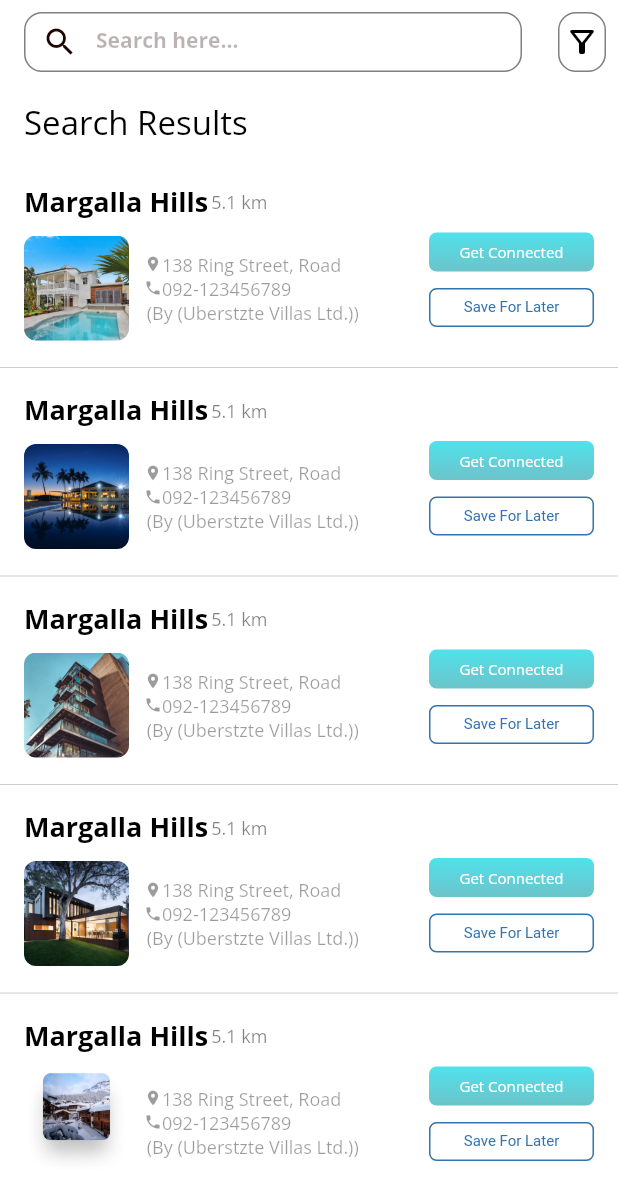
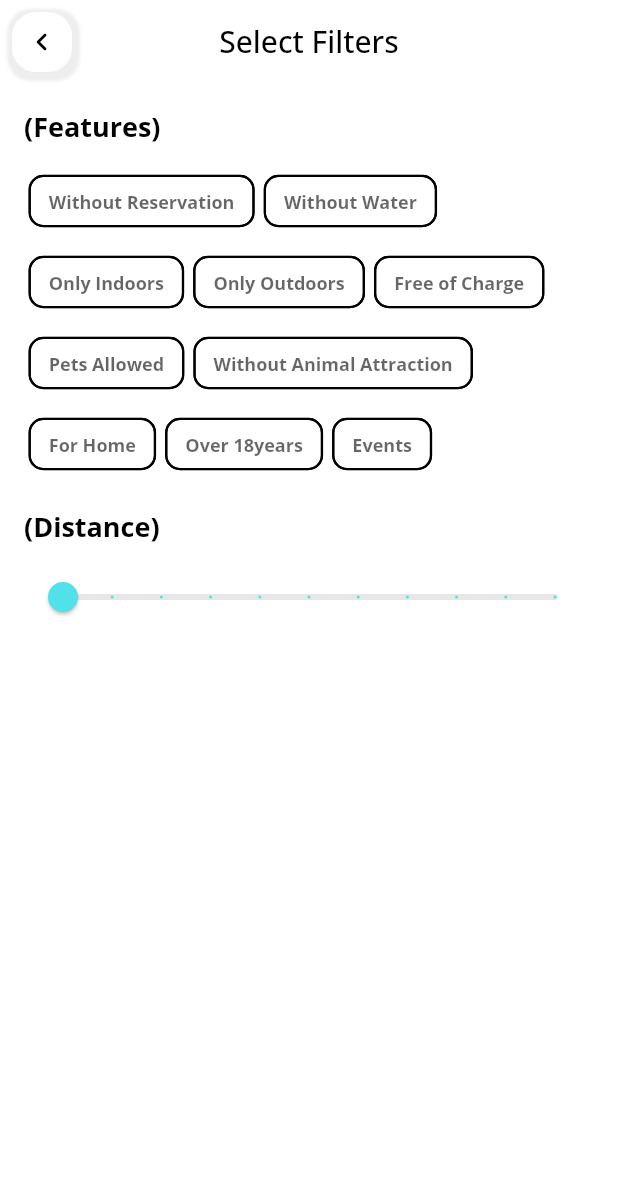
Before and after one commit to Manuelkpatsu/search_fun, a Flutter app: the SearchScreen screen opened directly, after a tap on the "filter alt" icon, on a phone screen of 412 x 824 dp. Shown: the top 1200 px of the screen. Run offline on Flutter 3.47's test engine with Material 2 defaults, Android fonts, the phone set to English and light mode, and no system bars; our stand-ins replace photo_view, readmore.

```diff
--- /dev/null
+++ b/lib/screen/property/filter/filter_screen.dart
@@ -0,0 +1,79 @@
+import 'package:flutter/material.dart';
+import 'package:search_fun/screen/property/filter/widget/distance_text.dart';
+import 'package:search_fun/screen/property/filter/widget/features_text.dart';
+import 'package:search_fun/screen/property/filter/widget/filter_back_button.dart';
+import 'package:search_fun/screen/property/filter/widget/multi_select_chip.dart';
+import 'package:search_fun/screen/property/filter/widget/select_filter_text.dart';
+import 'package:search_fun/theme/app_color.dart';
+
+class FilterScreen extends StatefulWidget {
+  const FilterScreen({Key? key}) : super(key: key);
+
+  @override
+  _FilterScreenState createState() => _FilterScreenState();
+}
+
+class _FilterScreenState extends State<FilterScreen> {
+  List<String> featuresList = [
+    "Without Reservation",
+    "Without Water",
+    "Only Indoors",
+    "Only Outdoors",
+    "Free of Charge",
+    "Pets Allowed",
+    "Without Animal Attraction",
+    "For Home",
+    "Over 18years",
+    "Events"
+  ];
+  List<String> selectedFeaturesList = [];
+  double distance = 0;
+
+  @override
+  Widget build(BuildContext context) {
+    return Scaffold(
+      appBar: AppBar(
+        title: const SelectFilterText(),
+        centerTitle: true,
+        leading: FilterBackButton(onTap: () => Navigator.of(context).pop()),
+      ),
+      body: Container(
+        padding: const EdgeInsets.symmetric(horizontal: 16),
+        child: Column(
+          crossAxisAlignment: CrossAxisAlignment.start,
+          children: [
+            const SizedBox(height: 16),
+            const FeaturesText(),
+            const SizedBox(height: 10),
+            MultiSelectChip(
+              onSelectionChanged: (selectedList) {
+                setState(() {
+                  selectedFeaturesList = selectedList;
+                });
+              },
+              featuresList: featuresList,
+            ),
+            const SizedBox(height: 16),
+            const DistanceText(),
+            const SizedBox(height: 10),
+            Slider(
+              min: 0,
+              max: 100,
+              divisions: 10,
+              label: '${distance.round()} km',
+              inactiveColor: AppColor.lightGreyColor,
+              activeColor: AppColor.primaryColor,
+              thumbColor: AppColor.primaryColor,
+              value: distance,
+              onChanged: (value) {
+                setState(() {
+                  distance = value;
+                });
+              },
+            )
+          ],
+        ),
+      ),
+    );
+  }
+}
--- /dev/null
+++ b/lib/screen/property/filter/widget/distance_text.dart
@@ -0,0 +1,15 @@
+import 'package:flutter/material.dart';
+import 'package:search_fun/theme/app_color.dart';
+import 'package:search_fun/theme/styles.dart';
+
+class DistanceText extends StatelessWidget {
+  const DistanceText({Key? key}) : super(key: key);
+
+  @override
+  Widget build(BuildContext context) {
+    return Text(
+      '(Distance)',
+      style: mediumStyle.copyWith(fontSize: 18, color: AppColor.blackColor),
+    );
+  }
+}
--- /dev/null
+++ b/lib/screen/property/filter/widget/features_text.dart
@@ -0,0 +1,15 @@
+import 'package:flutter/material.dart';
+import 'package:search_fun/theme/app_color.dart';
+import 'package:search_fun/theme/styles.dart';
+
+class FeaturesText extends StatelessWidget {
+  const FeaturesText({Key? key}) : super(key: key);
+
+  @override
+  Widget build(BuildContext context) {
+    return Text(
+      '(Features)',
+      style: mediumStyle.copyWith(fontSize: 18, color: AppColor.blackColor),
+    );
+  }
+}
--- /dev/null
+++ b/lib/screen/property/filter/widget/filter_back_button.dart
@@ -0,0 +1,35 @@
+import 'package:flutter/material.dart';
+import 'package:search_fun/screen/widget/app_icon_button.dart';
+import 'package:search_fun/theme/app_color.dart';
+
+class FilterBackButton extends StatelessWidget {
+  final VoidCallback? onTap;
+
+  const FilterBackButton({Key? key, required this.onTap}) : super(key: key);
+
+  @override
+  Widget build(BuildContext context) {
+    return AppIconButton(
+      onPressed: onTap,
+      child: Ink(
+        height: 50,
+        width: 50,
+        decoration: BoxDecoration(
+          color: AppColor.white,
+          shape: BoxShape.rectangle,
+          borderRadius: BorderRadius.circular(16),
+          border: Border.all(width: 1, color: AppColor.borderColor),
+          boxShadow: [
+            BoxShadow(
+              color: Colors.grey.shade200,
+              spreadRadius: 4,
+              blurRadius: 1,
+              offset: const Offset(1, 2),
+            ),
+          ]
+        ),
+        child: const Icon(Icons.chevron_left_rounded, color: Colors.black),
+      ),
+    );
+  }
+}
--- /dev/null
+++ b/lib/screen/property/filter/widget/multi_select_chip.dart
@@ -0,0 +1,65 @@
+import 'package:flutter/material.dart';
+import 'package:search_fun/theme/app_color.dart';
+import 'package:search_fun/theme/styles.dart';
+
+class MultiSelectChip extends StatefulWidget {
+  final List<String> featuresList;
+  final Function(List<String>) onSelectionChanged;
+
+  const MultiSelectChip({
+    Key? key,
+    required this.onSelectionChanged,
+    required this.featuresList,
+  }) : super(key: key);
+
+  @override
+  _MultiSelectChipState createState() => _MultiSelectChipState();
+}
+
+class _MultiSelectChipState extends State<MultiSelectChip> {
+  List<String> selectedChoices = [];
+
+  _buildChoiceList() {
+    List<Widget> choices = [];
+
+    for (var item in widget.featuresList) {
+      bool isSelected = selectedChoices.contains(item);
+
+      choices.add(
+        Container(
+          padding: const EdgeInsets.all(3),
+          child: ChoiceChip(
+            label: Text(item),
+            labelStyle: smallStyle.copyWith(
+              color: isSelected ? AppColor.deepBlueColor : AppColor.deepBlackColor,
+              fontWeight: FontWeight.w600,
+            ),
+            shape: RoundedRectangleBorder(
+              borderRadius: BorderRadius.circular(10),
+              side: BorderSide(
+                color: isSelected ? AppColor.deepBlueColor : AppColor.blackColor,
+                width: 1.5,
+              ),
+            ),
+            selected: isSelected,
+            backgroundColor: AppColor.white,
+            selectedColor: AppColor.white,
+            onSelected: (selected) {
+              setState(() {
+                isSelected ? selectedChoices.remove(item) : selectedChoices.add(item);
+                widget.onSelectionChanged(selectedChoices);
+              });
+            },
+          ),
+        ),
+      );
+    }
+
+    return choices;
+  }
+
+  @override
+  Widget build(BuildContext context) {
+    return Wrap(children: _buildChoiceList());
+  }
+}
--- /dev/null
+++ b/lib/screen/property/filter/widget/select_filter_text.dart
@@ -0,0 +1,12 @@
+import 'package:flutter/material.dart';
+
+class SelectFilterText extends StatelessWidget {
+  const SelectFilterText({Key? key}) : super(key: key);
+
+  @override
+  Widget build(BuildContext context) {
+    return const Text(
+      'Select Filters'
+    );
+  }
+}
--- a/lib/screen/property/home/home_screen.dart
+++ b/lib/screen/property/home/home_screen.dart
@@ -155,6 +155,7 @@ class _HomeScreenState extends State<HomeScreen> with SingleTickerProviderStateM
     return Scaffold(
       appBar: AppBar(
         toolbarHeight: 70,
+        centerTitle: false,
         title: Column(
           crossAxisAlignment: CrossAxisAlignment.start,
           children: const [
--- a/lib/screen/property/index/property_index_screen.dart
+++ b/lib/screen/property/index/property_index_screen.dart
@@ -41,6 +41,7 @@ class _PropertyIndexScreenState extends State<PropertyIndexScreen> {
         ],
       ),
       bottomSheet: BottomSheet(
+        enableDrag: false,
         backgroundColor: AppColor.white,
         shape: const RoundedRectangleBorder(
           borderRadius: BorderRadius.vertical(top: Radius.circular(30)),
--- a/lib/screen/property/index/widget/property_thumbnail.dart
+++ b/lib/screen/property/index/widget/property_thumbnail.dart
@@ -10,6 +10,7 @@ class PropertyThumbnail extends StatelessWidget {
     return Container(
       decoration: BoxDecoration(
         image: DecorationImage(
+          alignment: Alignment.topCenter,
           image: AssetImage(thumbnail),
           fit: BoxFit.cover,// -> 02
         ),
--- a/lib/screen/property/search/search_screen.dart
+++ b/lib/screen/property/search/search_screen.dart
@@ -1,4 +1,5 @@
 import 'package:flutter/material.dart';
+import 'package:search_fun/screen/property/filter/filter_screen.dart';
 import 'package:search_fun/screen/property/index/property_index_screen.dart';
 import 'package:search_fun/screen/property/search/widget/filter_button.dart';
 import 'package:search_fun/screen/property/search/widget/search_list.dart';
@@ -22,6 +23,7 @@ class _SearchScreenState extends State<SearchScreen> {
     _searchController.dispose();
     super.dispose();
   }
+
   @override
   Widget build(BuildContext context) {
     final List<SearchTile> _searchTiles = [
@@ -100,8 +102,16 @@ class _SearchScreenState extends State<SearchScreen> {
     return Scaffold(
       appBar: AppBar(
         automaticallyImplyLeading: false,
+        centerTitle: false,
         title: SearchTextField(controller: _searchController),
-        actions: [FilterButton(onPressed: () {})],
+        actions: [
+          FilterButton(onPressed: () {
+            Navigator.push(
+              context,
+              MaterialPageRoute(builder: (_) => const FilterScreen()),
+            );
+          }),
+        ],
       ),
       body: SingleChildScrollView(
         child: Column(
```
